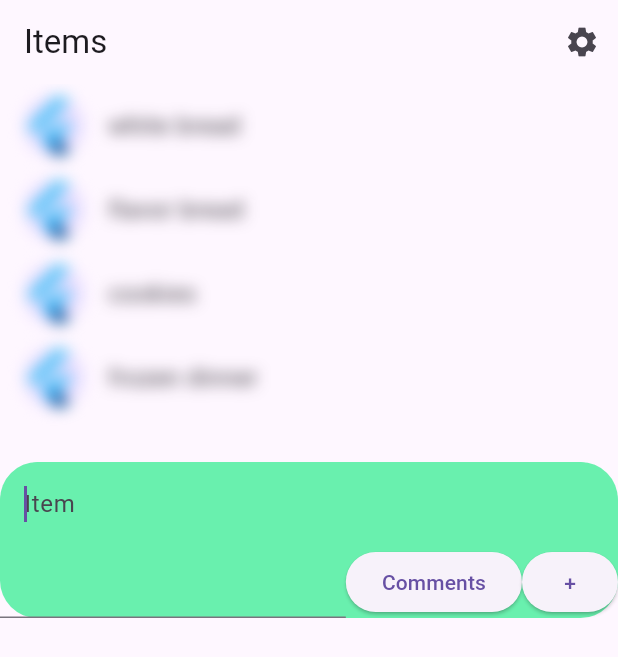
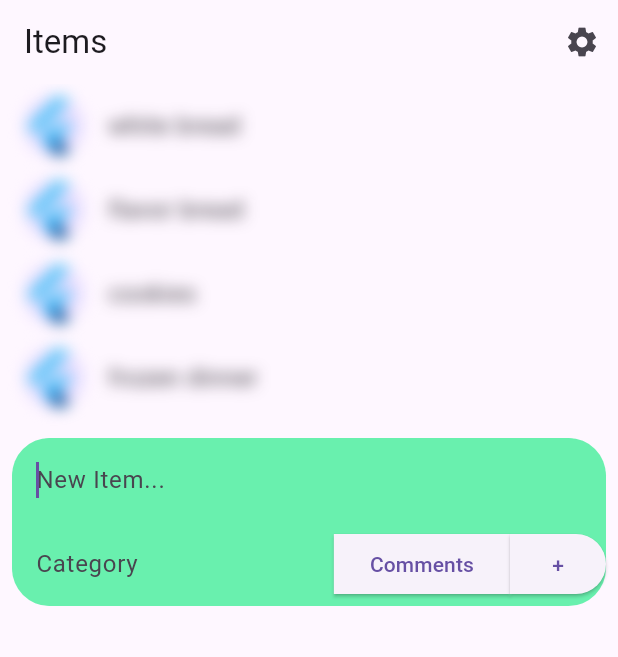
Before and after one commit to JoeyShapiro/Kale, a Flutter app: the screen it shows after launch, after a tap on "Add Item", on a phone screen of 412 x 824 dp. Shown: the top 657 px of the screen. Run offline on Flutter 3.47's test engine with Material 3 defaults, Android fonts, the phone set to English and light mode, and no system bars; generated files the repository leaves out were written again.

Commit message:
add item looks better

```diff
--- a/kale/lib/src/groceries/groceries_list.dart
+++ b/kale/lib/src/groceries/groceries_list.dart
@@ -175,6 +175,8 @@ class _GroceryListState extends State<GroceryList>
                           showButtons = false;
                         }
                       },
+                      child: Padding(
+                        padding: const EdgeInsets.all(8.0),
                         child: DecoratedBox(
                           decoration: const BoxDecoration(
                             color: Colors.greenAccent,
@@ -186,16 +188,16 @@ class _GroceryListState extends State<GroceryList>
                                 focusNode: focusAddItem,
                                 decoration: const InputDecoration(
                                   enabledBorder: OutlineInputBorder(
-                                    borderRadius:
-                                        BorderRadius.all(Radius.circular(100)),
-                                    borderSide:
-                                        BorderSide(color: Colors.greenAccent)),
+                                      borderRadius: BorderRadius.all(
+                                          Radius.circular(100)),
+                                      borderSide: BorderSide(
+                                          color: Colors.greenAccent)),
                                   focusedBorder: OutlineInputBorder(
-                                    borderRadius:
-                                        BorderRadius.all(Radius.circular(100)),
-                                    borderSide:
-                                        BorderSide(color: Colors.greenAccent)),
-                                hintText: 'Item',
+                                      borderRadius: BorderRadius.all(
+                                          Radius.circular(100)),
+                                      borderSide: BorderSide(
+                                          color: Colors.greenAccent)),
+                                  hintText: 'New Item...',
                                 ),
                               ),
                               if (showButtons)
@@ -212,9 +214,27 @@ class _GroceryListState extends State<GroceryList>
                                           VoidCallback onFieldSubmitted,
                                         ) {
                                           focusNode.addListener(() {
-                                          addItemDropdown = focusNode.hasFocus;
+                                            addItemDropdown =
+                                                focusNode.hasFocus;
                                           });
                                           return TextFormField(
+                                            decoration: const InputDecoration(
+                                              enabledBorder: OutlineInputBorder(
+                                                  borderRadius:
+                                                      BorderRadius.all(
+                                                          Radius.circular(100)),
+                                                  borderSide: BorderSide(
+                                                      color:
+                                                          Colors.greenAccent)),
+                                              focusedBorder: OutlineInputBorder(
+                                                  borderRadius:
+                                                      BorderRadius.all(
+                                                          Radius.circular(100)),
+                                                  borderSide: BorderSide(
+                                                      color:
+                                                          Colors.greenAccent)),
+                                              hintText: 'Category',
+                                            ),
                                             controller: textEditingController,
                                             focusNode: focusNode,
                                             onFieldSubmitted: (String value) {
@@ -222,10 +242,11 @@ class _GroceryListState extends State<GroceryList>
                                             },
                                           );
                                         },
-                                      optionsBuilder:
-                                          (TextEditingValue textEditingValue) {
+                                        optionsBuilder: (TextEditingValue
+                                            textEditingValue) {
                                           if (textEditingValue.text == '') {
-                                          return const Iterable<String>.empty();
+                                            return const Iterable<
+                                                String>.empty();
                                           }
                                           return categories
                                               .where((String option) {
@@ -241,11 +262,24 @@ class _GroceryListState extends State<GroceryList>
                                       ),
                                     ),
                                     ElevatedButton(
+                                        style: ButtonStyle(
+                                            shape: MaterialStateProperty.all<
+                                                    RoundedRectangleBorder>(
+                                                const RoundedRectangleBorder(
+                                          borderRadius: BorderRadius.zero,
+                                        ))),
                                         onPressed: () {
                                           print('comment');
                                         },
                                         child: const Text('Comments')),
                                     ElevatedButton(
+                                        style: ButtonStyle(
+                                            shape: MaterialStateProperty.all<
+                                                    RoundedRectangleBorder>(
+                                                const RoundedRectangleBorder(
+                                          borderRadius: BorderRadius.horizontal(
+                                              right: Radius.circular(25.0)),
+                                        ))),
                                         onPressed: () {
                                           print('add');
                                         },
@@ -253,6 +287,7 @@ class _GroceryListState extends State<GroceryList>
                                   ],
                                 )
                             ],
+                          ),
                         ),
                       ),
                     ),
```
Also changed, not shown: 1 other file. Lines whose indentation alone changed are shown as unchanged.
